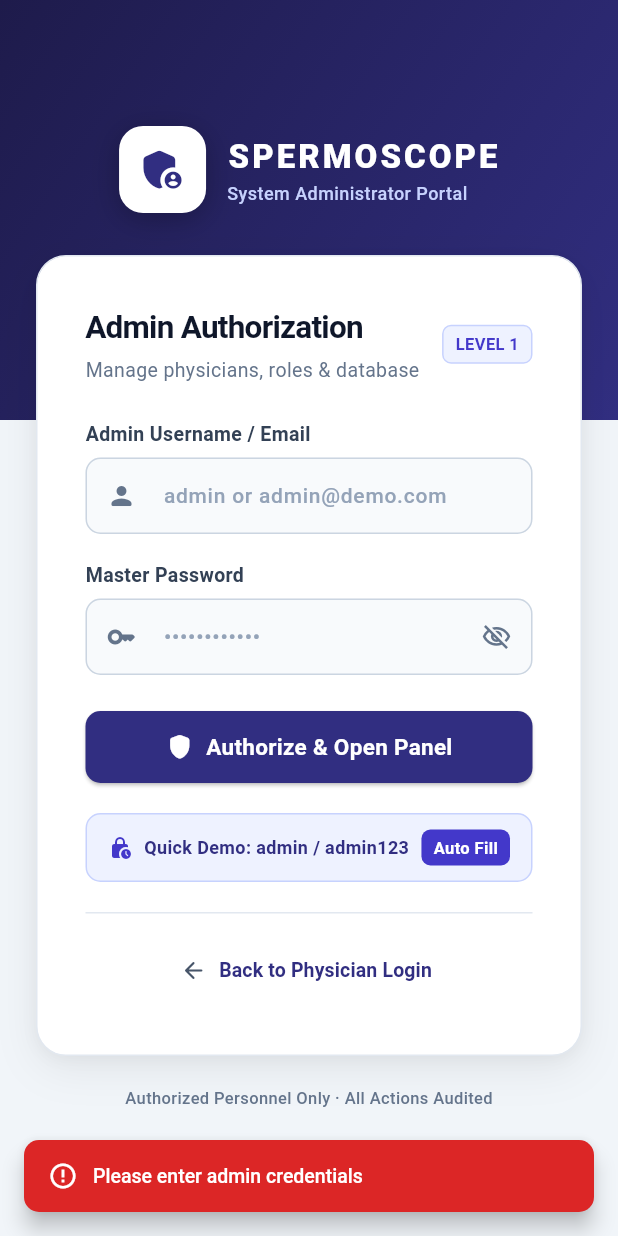
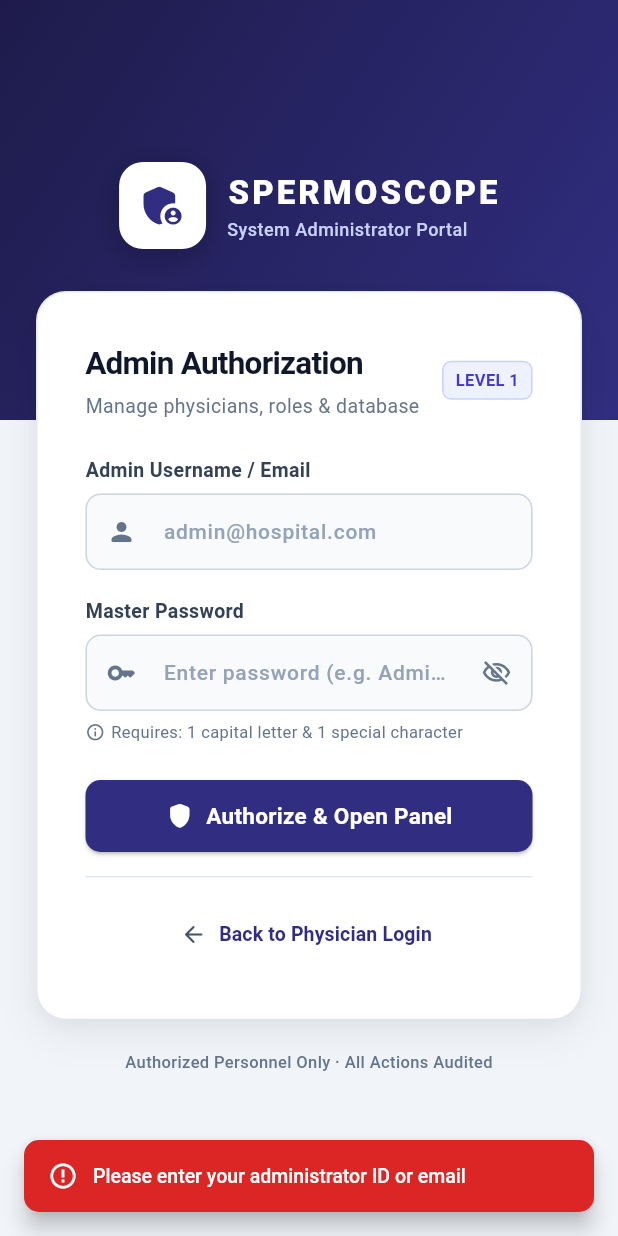
Before and after one commit to Jayadhithiya/Spermoscope, a Flutter app: the SignupScreen screen opened directly, after a tap on "Authorize & Open Panel", on a phone screen of 412 x 824 dp. Run offline on Flutter 3.47's test engine with Material 3 defaults, Android fonts, the phone set to English and light mode, and no system bars; our stand-ins replace fl_chart, flutter_spinkit, image_picker.

Commit message:
Enforce email and password validation (1 capital, 1 special character), remove demo pills, enable dynamic user login

```diff
--- a/sperm_detection/lib/screens/login_screen.dart
+++ b/sperm_detection/lib/screens/login_screen.dart
@@ -34,19 +34,41 @@ class _LoginScreenState extends State<LoginScreen> {
     super.dispose();
   }
 
-  void _fillDemo(String email, String pwd) {
-    setState(() {
-      _emailController.text = email;
-      _passwordController.text = pwd;
-    });
-  }
-
   Future<void> _login(BuildContext context) async {
     final email = _emailController.text.trim();
     final password = _passwordController.text;
 
-    if (email.isEmpty || password.isEmpty) {
-      _showSnack('Please enter your email and password', isError: true);
+    final emailRegex = RegExp(r'^[a-zA-Z0-9_.+-]+@[a-zA-Z0-9-]+\.[a-zA-Z0-9-.]+$');
+    final hasCapital = RegExp(r'[A-Z]');
+    final hasSpecial = RegExp(r'[!@#$%^&*(),.?":{}|<>_\-+=\[\]\\\/]');
+
+    if (email.isEmpty) {
+      _showSnack('Please enter your email address', isError: true);
+      return;
+    }
+
+    if (!emailRegex.hasMatch(email)) {
+      _showSnack('Please enter a valid email (e.g., doctor@hospital.com)', isError: true);
+      return;
+    }
+
+    if (password.isEmpty) {
+      _showSnack('Please enter your password', isError: true);
+      return;
+    }
+
+    if (password.length < 6) {
+      _showSnack('Password must be at least 6 characters long', isError: true);
+      return;
+    }
+
+    if (!hasCapital.hasMatch(password)) {
+      _showSnack('Password must contain at least 1 capital letter (A-Z)', isError: true);
+      return;
+    }
+
+    if (!hasSpecial.hasMatch(password)) {
+      _showSnack('Password must contain at least 1 special character (!@#\$%^&*)', isError: true);
       return;
     }
 
@@ -74,7 +96,14 @@ class _LoginScreenState extends State<LoginScreen> {
           ),
         );
       } else {
-        _showSnack('Invalid email or password. Please try again.', isError: true);
+        String errMsg = 'Invalid email or password.';
+        try {
+          final resData = json.decode(response.body);
+          if (resData['message'] != null) {
+            errMsg = resData['message'];
+          }
+        } catch (_) {}
+        _showSnack(errMsg, isError: true);
       }
     } catch (e) {
       setState(() => _isLoading = false);
@@ -248,7 +277,7 @@ class _LoginScreenState extends State<LoginScreen> {
                                 fontWeight: FontWeight.w500,
                               ),
                               decoration: InputDecoration(
-                                hintText: 'doctor@demo.com',
+                                hintText: 'doctor@hospital.com',
                                 hintStyle: const TextStyle(color: Color(0xFF94A3B8), fontSize: 14),
                                 prefixIcon: const Icon(Icons.mail_outline_rounded, color: Color(0xFF64748B), size: 20),
                                 filled: true,
@@ -285,7 +314,7 @@ class _LoginScreenState extends State<LoginScreen> {
                                 fontWeight: FontWeight.w500,
                               ),
                               decoration: InputDecoration(
-                                hintText: '••••••••••••',
+                                hintText: 'Enter password (e.g. Doc#2024)',
                                 hintStyle: const TextStyle(color: Color(0xFF94A3B8), fontSize: 14),
                                 prefixIcon: const Icon(Icons.lock_outline_rounded, color: Color(0xFF64748B), size: 20),
                                 suffixIcon: IconButton(
@@ -308,6 +337,17 @@ class _LoginScreenState extends State<LoginScreen> {
                                   borderSide: const BorderSide(color: Color(0xFF2563EB), width: 2),
                                 ),
                               ),
+                            ),
+                            const SizedBox(height: 6),
+                            Row(
+                              children: const [
+                                Icon(Icons.info_outline, size: 13, color: Color(0xFF64748B)),
+                                SizedBox(width: 4),
+                                Text(
+                                  'Requires: 1 capital letter & 1 special character',
+                                  style: TextStyle(color: Color(0xFF64748B), fontSize: 11),
+                                ),
+                              ],
                             ),
                             const SizedBox(height: 24),
 
@@ -350,52 +390,7 @@ class _LoginScreenState extends State<LoginScreen> {
                                       ),
                               ),
                             ),
-                            const SizedBox(height: 20),
-
-                            // Demo Quick-Fill Pill
-                            Container(
-                              padding: const EdgeInsets.symmetric(horizontal: 14, vertical: 10),
-                              decoration: BoxDecoration(
-                                color: const Color(0xFFF0FDF4),
-                                borderRadius: BorderRadius.circular(10),
-                                border: Border.all(color: const Color(0xFFBBF7D0)),
-                              ),
-                              child: Row(
-                                children: [
-                                  const Icon(Icons.key_rounded, size: 16, color: Color(0xFF15803D)),
-                                  const SizedBox(width: 8),
-                                  const Expanded(
-                                    child: Text(
-                                      'Quick Demo: doctor@demo.com',
-                                      style: TextStyle(
-                                        color: Color(0xFF166534),
-                                        fontSize: 12,
-                                        fontWeight: FontWeight.w600,
-                                      ),
-                                    ),
-                                  ),
-                                  InkWell(
-                                    onTap: () => _fillDemo('doctor@demo.com', 'password123'),
-                                    child: Container(
-                                      padding: const EdgeInsets.symmetric(horizontal: 8, vertical: 4),
-                                      decoration: BoxDecoration(
-                                        color: const Color(0xFF15803D),
-                                        borderRadius: BorderRadius.circular(6),
-                                      ),
-                                      child: const Text(
-                                        'Auto Fill',
-                                        style: TextStyle(
-                                          color: Colors.white,
-                                          fontSize: 11,
-                                          fontWeight: FontWeight.w600,
-                                        ),
-                                      ),
-                                    ),
-                                  ),
-                                ],
-                              ),
-                            ),
-                            const SizedBox(height: 20),
+                            const SizedBox(height: 16),
 
                             const Divider(color: Color(0xFFE2E8F0)),
                             const SizedBox(height: 14),
--- a/sperm_detection/lib/screens/signup_screen.dart
+++ b/sperm_detection/lib/screens/signup_screen.dart
@@ -24,19 +24,35 @@ class _SignupScreenState extends State<SignupScreen> {
     super.dispose();
   }
 
-  void _fillAdminDemo() {
-    setState(() {
-      _nameController.text = 'admin';
-      _passwordController.text = 'admin123';
-    });
-  }
-
   Future<void> _signup(BuildContext context) async {
     final name = _nameController.text.trim();
     final password = _passwordController.text;
 
-    if (name.isEmpty || password.isEmpty) {
-      _showSnack('Please enter admin credentials', isError: true);
+    final hasCapital = RegExp(r'[A-Z]');
+    final hasSpecial = RegExp(r'[!@#$%^&*(),.?":{}|<>_\-+=\[\]\\\/]');
+
+    if (name.isEmpty) {
+      _showSnack('Please enter your administrator ID or email', isError: true);
+      return;
+    }
+
+    if (password.isEmpty) {
+      _showSnack('Please enter your password', isError: true);
+      return;
+    }
+
+    if (password.length < 6) {
+      _showSnack('Password must be at least 6 characters long', isError: true);
+      return;
+    }
+
+    if (!hasCapital.hasMatch(password)) {
+      _showSnack('Password must contain at least 1 capital letter (A-Z)', isError: true);
+      return;
+    }
+
+    if (!hasSpecial.hasMatch(password)) {
+      _showSnack('Password must contain at least 1 special character (!@#\$%^&*)', isError: true);
       return;
     }
 
@@ -65,7 +81,14 @@ class _SignupScreenState extends State<SignupScreen> {
           ),
         );
       } else {
-        _showSnack('Access denied: Invalid admin credentials', isError: true);
+        String errMsg = 'Access denied: Invalid admin credentials';
+        try {
+          final resData = json.decode(response.body);
+          if (resData['message'] != null) {
+            errMsg = resData['message'];
+          }
+        } catch (_) {}
+        _showSnack(errMsg, isError: true);
       }
     } catch (e) {
       setState(() => _isLoading = false);
@@ -265,7 +288,7 @@ class _SignupScreenState extends State<SignupScreen> {
                                 fontWeight: FontWeight.w500,
                               ),
                               decoration: InputDecoration(
-                                hintText: 'admin or admin@demo.com',
+                                hintText: 'admin@hospital.com',
                                 hintStyle: const TextStyle(color: Color(0xFF94A3B8), fontSize: 14),
                                 prefixIcon: const Icon(Icons.person_rounded, color: Color(0xFF64748B), size: 20),
                                 filled: true,
@@ -302,7 +325,7 @@ class _SignupScreenState extends State<SignupScreen> {
                                 fontWeight: FontWeight.w500,
                               ),
                               decoration: InputDecoration(
-                                hintText: '••••••••••••',
+                                hintText: 'Enter password (e.g. Admin@2024)',
                                 hintStyle: const TextStyle(color: Color(0xFF94A3B8), fontSize: 14),
                                 prefixIcon: const Icon(Icons.key_rounded, color: Color(0xFF64748B), size: 20),
                                 suffixIcon: IconButton(
@@ -325,6 +348,17 @@ class _SignupScreenState extends State<SignupScreen> {
                                   borderSide: const BorderSide(color: Color(0xFF4338CA), width: 2),
                                 ),
                               ),
+                            ),
+                            const SizedBox(height: 6),
+                            Row(
+                              children: const [
+                                Icon(Icons.info_outline, size: 13, color: Color(0xFF64748B)),
+                                SizedBox(width: 4),
+                                Text(
+                                  'Requires: 1 capital letter & 1 special character',
+                                  style: TextStyle(color: Color(0xFF64748B), fontSize: 11),
+                                ),
+                              ],
                             ),
                             const SizedBox(height: 24),
 
@@ -367,52 +401,7 @@ class _SignupScreenState extends State<SignupScreen> {
                                       ),
                               ),
                             ),
-                            const SizedBox(height: 20),
-
-                            // Quick Fill Demo
-                            Container(
-                              padding: const EdgeInsets.symmetric(horizontal: 14, vertical: 10),
-                              decoration: BoxDecoration(
-                                color: const Color(0xFFEEF2FF),
-                                borderRadius: BorderRadius.circular(10),
-                                border: Border.all(color: const Color(0xFFC7D2FE)),
-                              ),
-                              child: Row(
-                                children: [
-                                  const Icon(Icons.lock_clock_rounded, size: 16, color: Color(0xFF4338CA)),
-                                  const SizedBox(width: 8),
-                                  const Expanded(
-                                    child: Text(
-                                      'Quick Demo: admin / admin123',
-                                      style: TextStyle(
-                                        color: Color(0xFF312E81),
-                                        fontSize: 12,
-                                        fontWeight: FontWeight.w600,
-                                      ),
-                                    ),
-                                  ),
-                                  InkWell(
-                                    onTap: _fillAdminDemo,
-                                    child: Container(
-                                      padding: const EdgeInsets.symmetric(horizontal: 8, vertical: 4),
-                                      decoration: BoxDecoration(
-                                        color: const Color(0xFF4338CA),
-                                        borderRadius: BorderRadius.circular(6),
-                                      ),
-                                      child: const Text(
-                                        'Auto Fill',
-                                        style: TextStyle(
-                                          color: Colors.white,
-                                          fontSize: 11,
-                                          fontWeight: FontWeight.w600,
-                                        ),
-                                      ),
-                                    ),
-                                  ),
-                                ],
-                              ),
-                            ),
-                            const SizedBox(height: 20),
+                            const SizedBox(height: 16),
 
                             const Divider(color: Color(0xFFE2E8F0)),
                             const SizedBox(height: 14),
```
Also changed, not shown: 5 other files.
